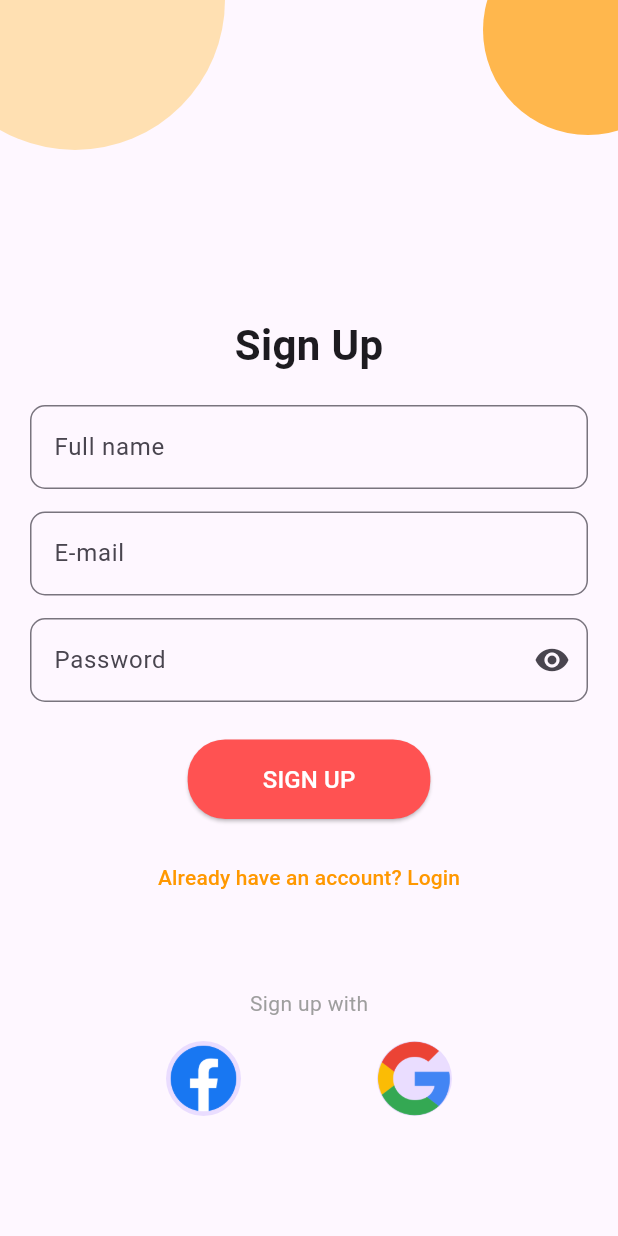
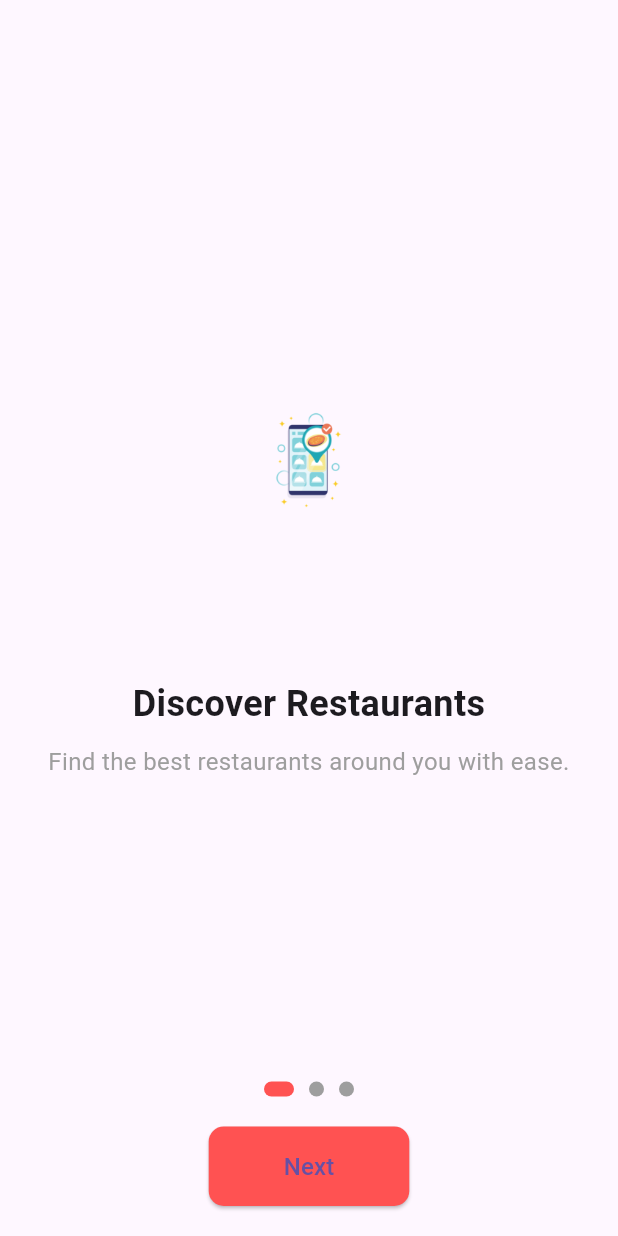
Before and after one commit to NityashwarThapa/FoodHub, a Flutter app: the screen it shows after launch, on a phone screen of 412 x 824 dp. Run offline on Flutter 3.47's test engine with Material 3 defaults, Android fonts, the phone set to English and light mode, and no system bars.

Commit message:
Onboarding

```diff
--- a/lib/app.dart
+++ b/lib/app.dart
@@ -1,4 +1,6 @@
 import 'package:flutter/material.dart';
+import 'package:food_hub/view/dashboard_page.dart';
+import 'package:food_hub/view/onboarding_page.dart';
 import 'package:food_hub/view/signup_page.dart';
 import 'package:food_hub/view/splash_screen.dart';
 
@@ -9,7 +11,7 @@ class MyApp extends StatelessWidget {
   Widget build(BuildContext context) {
     return MaterialApp(
       debugShowCheckedModeBanner: false,
-      home: SignUpPage(),
+      home: OnboardingPage(),
     );
   }
 }
--- /dev/null
+++ b/lib/view/onboarding_page.dart
@@ -0,0 +1,154 @@
+import 'package:flutter/material.dart';
+import 'package:flutter/services.dart';
+
+class OnboardingPage extends StatefulWidget {
+  const OnboardingPage({super.key});
+
+  @override
+  _OnboardingPageState createState() => _OnboardingPageState();
+}
+
+class _OnboardingPageState extends State<OnboardingPage> {
+  final PageController _pageController = PageController();
+  int _currentPage = 0;
+
+  @override
+  void dispose() {
+    _pageController.dispose();
+    super.dispose();
+  }
+
+  @override
+  Widget build(BuildContext context) {
+    return Scaffold(
+      body: AnnotatedRegion<SystemUiOverlayStyle>(
+        value: SystemUiOverlayStyle.light,
+        child: Column(
+          children: [
+            Expanded(
+              child: PageView.builder(
+                controller: _pageController,
+                onPageChanged: (index) {
+                  setState(() {
+                    _currentPage = index;
+                  });
+                },
+                itemCount: 2,
+                itemBuilder: (context, index) {
+                  return _buildOnboardingContent(
+                    image: 'assets/images/onboarding_${index + 1}.png',
+                    title: onboardingData[index]['title']!,
+                    description: onboardingData[index]['description']!,
+                  );
+                },
+              ),
+            ),
+            _buildBottomControls(),
+          ],
+        ),
+      ),
+    );
+  }
+
+  Widget _buildOnboardingContent({
+    required String image,
+    required String title,
+    required String description,
+  }) {
+    return Padding(
+      padding: const EdgeInsets.all(20.0),
+      child: Column(
+        mainAxisAlignment: MainAxisAlignment.center,
+        children: [
+          Image.asset(image, height: 250),
+          const SizedBox(height: 20),
+          Text(
+            title,
+            textAlign: TextAlign.center,
+            style: const TextStyle(
+              fontSize: 24,
+              fontWeight: FontWeight.bold,
+            ),
+          ),
+          const SizedBox(height: 10),
+          Text(
+            description,
+            textAlign: TextAlign.center,
+            style: const TextStyle(
+              fontSize: 16,
+              color: Colors.grey,
+            ),
+          ),
+        ],
+      ),
+    );
+  }
+
+  Widget _buildBottomControls() {
+    return Padding(
+      padding: const EdgeInsets.symmetric(vertical: 20.0, horizontal: 30.0),
+      child: Column(
+        children: [
+          Row(
+            mainAxisAlignment: MainAxisAlignment.center,
+            children: List.generate(
+              3,
+              (index) => _buildDot(index),
+            ),
+          ),
+          const SizedBox(height: 20),
+          ElevatedButton(
+            style: ElevatedButton.styleFrom(
+              backgroundColor: Colors.redAccent,
+              shape: RoundedRectangleBorder(
+                borderRadius: BorderRadius.circular(10),
+              ),
+              padding: const EdgeInsets.symmetric(vertical: 15, horizontal: 50),
+            ),
+            onPressed: () {
+              if (_currentPage == 2) {
+                // Navigate to Dashboard or SignUp page
+              } else {
+                _pageController.nextPage(
+                  duration: const Duration(milliseconds: 300),
+                  curve: Curves.easeInOut,
+                );
+              }
+            },
+            child: Text(
+              _currentPage == 2 ? 'Get Started' : 'Next',
+              style: const TextStyle(fontSize: 16),
+            ),
+          ),
+        ],
+      ),
+    );
+  }
+
+  Widget _buildDot(int index) {
+    return Container(
+      margin: const EdgeInsets.symmetric(horizontal: 5),
+      height: 10,
+      width: _currentPage == index ? 20 : 10,
+      decoration: BoxDecoration(
+        color: _currentPage == index ? Colors.redAccent : Colors.grey,
+        borderRadius: BorderRadius.circular(10),
+      ),
+    );
+  }
+}
+
+const List<Map<String, String>> onboardingData = [
+  {
+    'title': 'Discover Restaurants',
+    'description': 'Find the best restaurants around you with ease.',
+  },
+  {
+    'title': 'Choose Your Meal',
+    'description': 'Browse through a variety of cuisines and dishes.',
+  },
+  {
+    'title': 'Fast Delivery',
+    'description': 'Get your food delivered to your doorstep in no time.',
+  },
+];
--- a/lib/view/signup_page.dart
+++ b/lib/view/signup_page.dart
@@ -1,6 +1,8 @@
 import 'package:flutter/material.dart';
 
 class SignUpPage extends StatelessWidget {
+  const SignUpPage({super.key});
+
   @override
   Widget build(BuildContext context) {
     return Scaffold(
@@ -35,51 +37,51 @@ class SignUpPage extends StatelessWidget {
                   child: Column(
                     crossAxisAlignment: CrossAxisAlignment.center,
                     children: [
-                      SizedBox(height: 150),
+                      const SizedBox(height: 150),
                       // Title
-                      Text(
+                      const Text(
                         'Sign Up',
                         style: TextStyle(
                           fontSize: 28,
                           fontWeight: FontWeight.bold,
                         ),
                       ),
-                      SizedBox(height: 20),
+                      const SizedBox(height: 20),
                       // Full Name Field
                       TextField(
                         decoration: InputDecoration(
                           labelText: 'Full name',
                           border: OutlineInputBorder(
                             borderRadius: BorderRadius.circular(10),
-                            borderSide: BorderSide(color: Colors.orange),
+                            borderSide: const BorderSide(color: Colors.orange),
                           ),
                         ),
                       ),
-                      SizedBox(height: 15),
+                      const SizedBox(height: 15),
                       // Email Field
                       TextField(
                         decoration: InputDecoration(
                           labelText: 'E-mail',
                           border: OutlineInputBorder(
                             borderRadius: BorderRadius.circular(10),
-                            borderSide: BorderSide(color: Colors.orange),
+                            borderSide: const BorderSide(color: Colors.orange),
                           ),
                         ),
                       ),
-                      SizedBox(height: 15),
+                      const SizedBox(height: 15),
                       // Password Field
                       TextField(
                         obscureText: true,
                         decoration: InputDecoration(
                           labelText: 'Password',
-                          suffixIcon: Icon(Icons.visibility),
+                          suffixIcon: const Icon(Icons.visibility),
                           border: OutlineInputBorder(
                             borderRadius: BorderRadius.circular(10),
-                            borderSide: BorderSide(color: Colors.orange),
+                            borderSide: const BorderSide(color: Colors.orange),
                           ),
                         ),
                       ),
-                      SizedBox(height: 25),
+                      const SizedBox(height: 25),
                       // Sign Up Button
                       ElevatedButton(
                         style: ElevatedButton.styleFrom(
@@ -87,37 +89,37 @@ class SignUpPage extends StatelessWidget {
                           shape: RoundedRectangleBorder(
                             borderRadius: BorderRadius.circular(25),
                           ),
-                          padding: EdgeInsets.symmetric(
+                          padding: const EdgeInsets.symmetric(
                               horizontal: 50, vertical: 15),
                         ),
                         onPressed: () {},
-                        child: Text(
+                        child: const Text(
                           'SIGN UP',
                           style: TextStyle(color: Colors.white, fontSize: 16),
                         ),
                       ),
-                      SizedBox(height: 15),
+                      const SizedBox(height: 15),
                       // Login Link
                       TextButton(
                         onPressed: () {},
-                        child: Text(
+                        child: const Text(
                           'Already have an account? Login',
                           style: TextStyle(color: Colors.orange),
                         ),
                       ),
-                      SizedBox(height: 50),
+                      const SizedBox(height: 50),
                       // Social Media Login
-                      Text(
+                      const Text(
                         'Sign up with',
                         style: TextStyle(color: Colors.grey),
                       ),
-                      SizedBox(height: 15),
+                      const SizedBox(height: 15),
                       Row(
                         mainAxisAlignment: MainAxisAlignment.spaceEvenly,
                         children: [
                           GestureDetector(
                             onTap: () {},
-                            child: CircleAvatar(
+                            child: const CircleAvatar(
                               radius: 25,
                               backgroundImage:
                                   AssetImage('assets/images/facebook.png'),
@@ -125,7 +127,7 @@ class SignUpPage extends StatelessWidget {
                           ),
                           GestureDetector(
                             onTap: () {},
-                            child: CircleAvatar(
+                            child: const CircleAvatar(
                               radius: 25,
                               backgroundImage:
                                   AssetImage('assets/images/google.png'),
@@ -133,7 +135,7 @@ class SignUpPage extends StatelessWidget {
                           ),
                         ],
                       ),
-                      SizedBox(height: 20),
+                      const SizedBox(height: 20),
                     ],
                   ),
                 ),
--- a/lib/view/splash_screen.dart
+++ b/lib/view/splash_screen.dart
@@ -1,6 +1,8 @@
 import 'package:flutter/material.dart';
 
 class SplashScreen extends StatelessWidget {
+  const SplashScreen({super.key});
+
   @override
   Widget build(BuildContext context) {
     return Scaffold(
@@ -8,9 +10,9 @@ class SplashScreen extends StatelessWidget {
       body: Center(
         child: SizedBox(
           height: MediaQuery.of(context).size.width *
-              2.0, // Larger height dynamically scaled
+              3.0, // Larger height dynamically scaled
           width: MediaQuery.of(context).size.width *
-              2.0, // Larger width dynamically scaled
+              3.0, // Larger width dynamically scaled
           child: Image.asset(
             'assets/images/logo.png', // Path to the logo
             fit: BoxFit.contain,
--- a/pubspec.yaml
+++ b/pubspec.yaml
@@ -63,6 +63,9 @@ flutter:
     - assets/images/logo.png
     - assets/images/facebook.png
     - assets/images/google.png
+    - assets/images/onboarding_1.png
+    - assets/images/onboarding_2.png
+
 
 
   # An image asset can refer to one or more resolution-specific "variants", see
```
Also changed, not shown: lib/view/dashboard_page.dart (added, +140 -0 lines), assets/images/onboarding_1.png (added).
